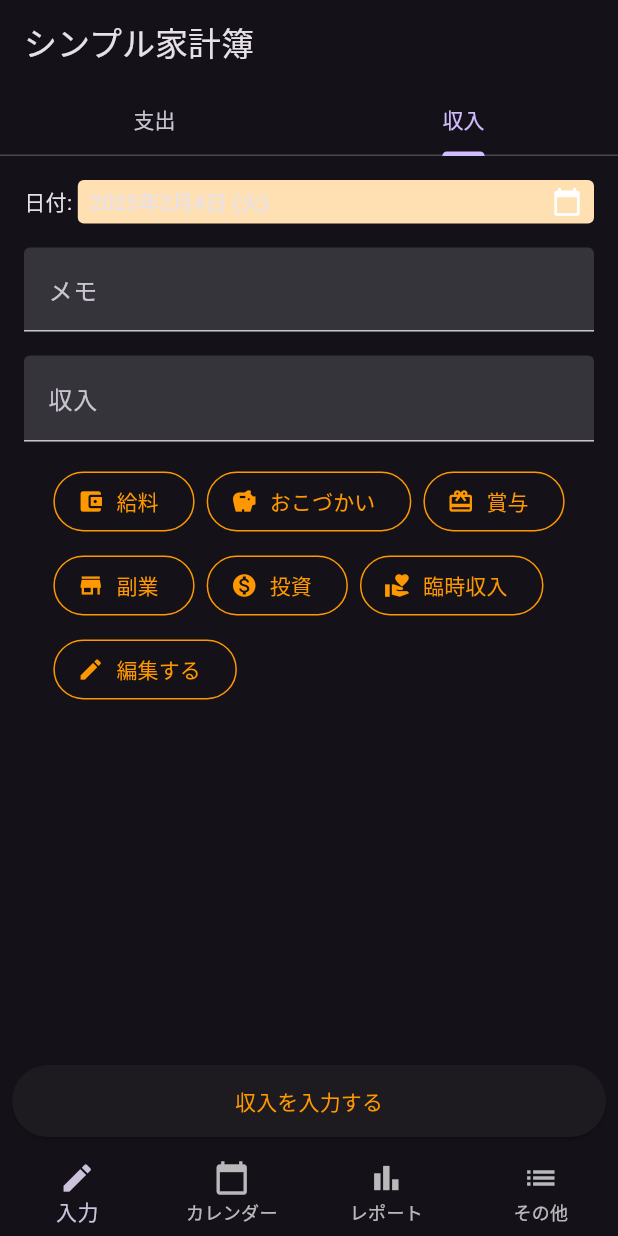
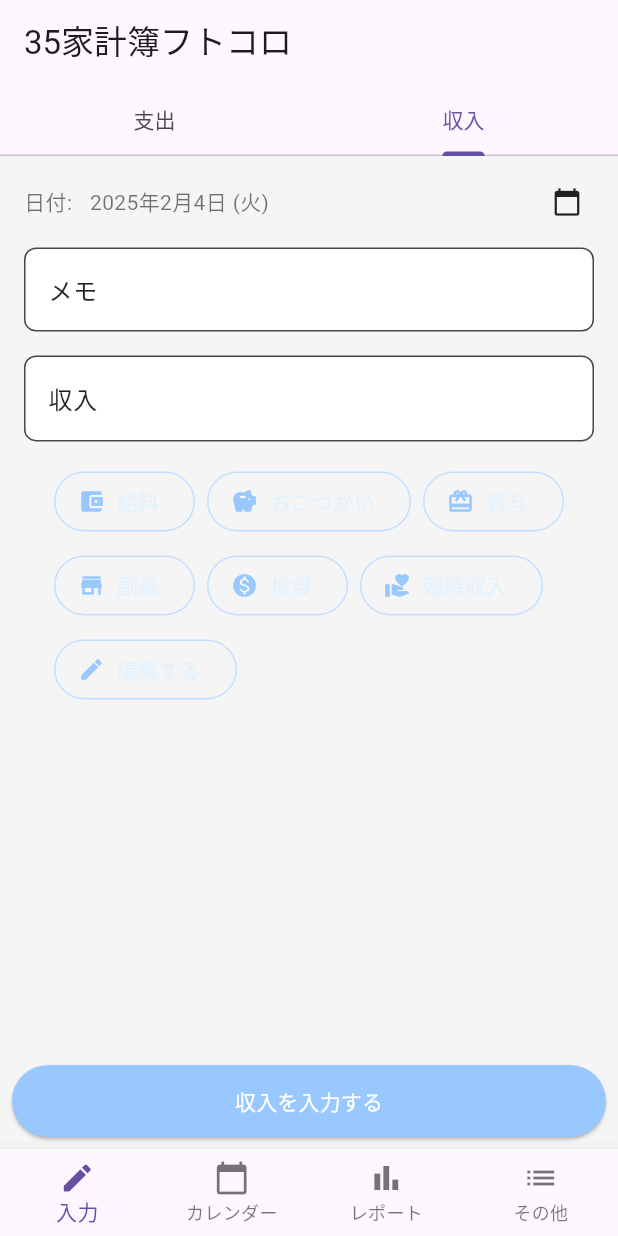
Before and after one commit to shinji1095/kakeibo, a Flutter app: the screen it shows after launch, tab 2 chosen, on a phone screen of 412 x 824 dp. Run offline on Flutter 3.47's test engine with Material 3 defaults, Android fonts, the phone set to English and light mode, and no system bars; our stand-ins replace fl_chart, table_calendar.

Commit message:
feat: coreフォルダを作成しtheme，colorを管理，category_buttonクラスを作成，アプリにAppThemeを適用

```diff
--- a/lib/app.dart
+++ b/lib/app.dart
@@ -3,6 +3,7 @@ import 'package:kakeibo/presentation/pages/input/input_page.dart';
 import 'package:kakeibo/presentation/pages/calendar/calendar_page.dart';
 import 'package:kakeibo/presentation/pages/report/report_page.dart';
 import 'package:kakeibo/presentation/pages/assets/assets_page.dart';
+import 'package:kakeibo/core/thema/app_thema.dart';
 
 class App extends StatelessWidget {
   const App({Key? key}) : super(key: key);
@@ -10,12 +11,11 @@ class App extends StatelessWidget {
   @override
   Widget build(BuildContext context) {
     return MaterialApp(
-      title: '家計簿アプリ', // アプリのタイトル
+      title: '35家計簿~フトコロ~', // アプリのタイトル
       debugShowCheckedModeBanner: false, // デバッグバナーを非表示
-      theme: ThemeData(
-        primarySwatch: Colors.orange, // アプリ全体のテーマカラー
-        brightness: Brightness.dark, // ダークモード
-      ),
+      theme: AppTheme.lightTheme, // ライトテーマを適用
+      darkTheme: AppTheme.darkTheme, // ダークテーマを適用
+      themeMode: ThemeMode.system, // システム設定に応じてテーマを切り替え
       initialRoute: '/', // アプリ起動時の初期画面
       routes: {
         '/': (context) => const InputPage(), // 初期画面：入力ページ
--- /dev/null
+++ b/lib/core/constants/app_colors.dart
@@ -0,0 +1,10 @@
+import 'package:flutter/material.dart';
+
+class AppColors {
+  static const Color primary = Color(0xFF99C8FF);
+  static const Color secondary = Color(0xFFC5E0FF);
+  static const Color background = Color(0xFFF5F5F5);
+  static const Color textPrimary = Colors.black87;
+  static const Color textSecondary = Colors.black54;
+  static const Color error = Colors.red;
+}
--- /dev/null
+++ b/lib/core/thema/app_thema.dart
@@ -0,0 +1,65 @@
+import 'package:flutter/material.dart';
+import 'package:kakeibo/core/constants/app_colors.dart';
+
+class AppTheme {
+  // アプリ全体で使用するカラーパレット
+  static const Color primaryColor = AppColors.primary;
+  static const Color backgroundColor = AppColors.background;
+  static const Color textPrimaryColor = AppColors.textPrimary;
+  static const Color textSecondaryColor = AppColors.textSecondary;
+
+  // テーマデータ（ライトモード）
+  static final ThemeData lightTheme = ThemeData(
+    primaryColor: primaryColor,
+    scaffoldBackgroundColor: backgroundColor,
+    textTheme: const TextTheme(
+      bodyLarge: TextStyle(fontSize: 16, color: textPrimaryColor),
+      bodyMedium: TextStyle(fontSize: 14, color: textSecondaryColor),
+    ),
+    elevatedButtonTheme: ElevatedButtonThemeData(
+      style: ElevatedButton.styleFrom(
+        backgroundColor: primaryColor, // ボタンの背景色
+        foregroundColor: Colors.white, // ボタン内の文字色
+      )
+    ),
+    outlinedButtonTheme: OutlinedButtonThemeData(
+      style: OutlinedButton.styleFrom(
+        foregroundColor: primaryColor,
+        side: const BorderSide(color: primaryColor),
+        textStyle: const TextStyle(fontSize: 14),
+      ),
+    ),
+    inputDecorationTheme: const InputDecorationTheme(
+      filled: true,
+      fillColor: Colors.white,
+      border: OutlineInputBorder(
+        borderRadius: BorderRadius.all(Radius.circular(8)),
+        borderSide: BorderSide(color: primaryColor),
+      ),
+      focusedBorder: OutlineInputBorder(
+        borderRadius: BorderRadius.all(Radius.circular(8)),
+        borderSide: BorderSide(color: primaryColor, width: 2),
+      ),
+      labelStyle: TextStyle(color: textPrimaryColor),
+      hintStyle: TextStyle(color: textSecondaryColor),
+    )
+  );
+
+  // ダークテーマ
+  static ThemeData darkTheme = ThemeData(
+    primarySwatch: Colors.orange,
+    brightness: Brightness.dark,
+    fontFamily: 'Roboto',
+    textTheme: const TextTheme(
+      displayLarge: TextStyle(fontSize: 24, fontWeight: FontWeight.bold, color: Colors.white),
+      bodyLarge: TextStyle(fontSize: 16, color: Colors.white70),
+    ),
+    appBarTheme: const AppBarTheme(
+      backgroundColor: Colors.black,
+      foregroundColor: Colors.white,
+    ),
+  );
+
+  // アイコン
+  static const Color iconColor = Color(0xFFC5E0FF);
+}
--- /dev/null
+++ b/lib/core/thema/thema_extension.dart
@@ -0,0 +1,13 @@
+import 'package:flutter/material.dart';
+
+extension ThemeTextStyles on BuildContext {
+  TextStyle get headline1 => Theme.of(this).textTheme.displayLarge!;
+  TextStyle get headline2 => Theme.of(this).textTheme.displayMedium!;
+  TextStyle get bodyText1 => Theme.of(this).textTheme.bodyLarge!;
+  TextStyle get bodyText2 => Theme.of(this).textTheme.bodyMedium!;
+}
+
+extension ThemeColors on BuildContext {
+  Color get primaryColor => Theme.of(this).primaryColor;
+  Color get backgroundColor => Theme.of(this).scaffoldBackgroundColor;
+}
--- /dev/null
+++ b/lib/core/utils/date_utils.dart
@@ -0,0 +1,9 @@
+class DateUtils {
+  static String formatDate(DateTime date) {
+    return '${date.year}年${date.month}月${date.day}日';
+  }
+
+  static DateTime startOfMonth(DateTime date) {
+    return DateTime(date.year, date.month, 1);
+  }
+}
--- /dev/null
+++ b/lib/presentation/pages/input/income_input_view.dart
@@ -0,0 +1,10 @@
+import 'package:flutter/material.dart';
+
+class IncomeInputView extends StatelessWidget {
+  const IncomeInputView({Key? key}) : super(key: key);
+
+  @override
+  Widget build(BuildContext context) {
+    return Center(child: Text('収入入力ページ'));
+  }
+}
--- a/lib/presentation/pages/input/input_page.dart
+++ b/lib/presentation/pages/input/input_page.dart
@@ -1,5 +1,6 @@
 import 'package:flutter/material.dart';
 import 'package:kakeibo/presentation/widgets/bottom_navigation.dart';
+import 'package:kakeibo/presentation/widgets/category_button.dart';
 
 class InputPage extends StatefulWidget {
   const InputPage({Key? key}) : super(key: key);
@@ -36,7 +37,7 @@ class _InputPageState extends State<InputPage> with SingleTickerProviderStateMix
   Widget build(BuildContext context) {
     return Scaffold(
       appBar: AppBar(
-        title: const Text('シンプル家計簿'),
+        title: const Text('35家計簿フトコロ'),
         bottom: TabBar(
           controller: _tabController,
           tabs: const [
@@ -63,9 +64,9 @@ class _InputPageState extends State<InputPage> with SingleTickerProviderStateMix
               width: double.infinity,
               height: 48,
               child: ElevatedButton(
-                style: ElevatedButton.styleFrom(
-                  foregroundColor: Colors.orange,
-                ),
+                // style: ElevatedButton.styleFrom(
+                //   foregroundColor: Theme.of(context).elevatedButtonTheme.,
+                // ),
                 onPressed: () {
                   // TODO: 入力処理
                 },
@@ -111,10 +112,10 @@ class ExpenseInputView extends StatelessWidget {
                   },
                   child: Container(
                     padding: const EdgeInsets.symmetric(horizontal: 8, vertical: 4),
-                    decoration: BoxDecoration(
-                      color: Colors.orange.shade100,
-                      borderRadius: BorderRadius.circular(4),
-                    ),
+                    // decoration: BoxDecoration(
+                    //   color: Colors.orange.shade100,
+                    //   borderRadius: BorderRadius.circular(4),
+                    // ),
                     child: Row(
                       mainAxisAlignment: MainAxisAlignment.spaceBetween,
                       children: const [
@@ -152,12 +153,11 @@ class ExpenseInputView extends StatelessWidget {
             spacing: 8,
             runSpacing: 8,
             children: [
-              _CategoryButton(label: '食費', icon: Icons.restaurant),
-              _CategoryButton(label: '日用品', icon: Icons.shopping_basket),
-              _CategoryButton(label: '交通費', icon: Icons.directions_bus),
-              _CategoryButton(label: '趣味', icon: Icons.music_note),
-              _CategoryButton(label: '編集する', icon: Icons.edit),
-              // ...など適宜
+              CategoryButton(label: '食費', icon: Icons.restaurant),
+              CategoryButton(label: '日用品', icon: Icons.shopping_basket),
+              CategoryButton(label: '交通費', icon: Icons.directions_bus),
+              CategoryButton(label: '趣味', icon: Icons.music_note),
+              CategoryButton(label: '編集する', icon: Icons.edit),
             ],
           ),
         ],
@@ -187,10 +187,10 @@ class IncomeInputView extends StatelessWidget {
                   },
                   child: Container(
                     padding: const EdgeInsets.symmetric(horizontal: 8, vertical: 4),
-                    decoration: BoxDecoration(
-                      color: Colors.orange.shade100,
-                      borderRadius: BorderRadius.circular(4),
-                    ),
+                    // decoration: BoxDecoration(
+                    //   color: Colors.orange.shade100,
+                    //   borderRadius: BorderRadius.circular(4),
+                    // ),
                     child: Row(
                       mainAxisAlignment: MainAxisAlignment.spaceBetween,
                       children: const [
@@ -228,14 +228,13 @@ class IncomeInputView extends StatelessWidget {
             spacing: 8,
             runSpacing: 8,
             children: [
-              _CategoryButton(label: '給料', icon: Icons.account_balance_wallet),
-              _CategoryButton(label: 'おこづかい', icon: Icons.savings),
-              _CategoryButton(label: '賞与', icon: Icons.card_giftcard),
-              _CategoryButton(label: '副業', icon: Icons.store),
-              _CategoryButton(label: '投資', icon: Icons.monetization_on),
-              _CategoryButton(label: '臨時収入', icon: Icons.volunteer_activism),
-              _CategoryButton(label: '編集する', icon: Icons.edit),
-              // ...など適宜
+              CategoryButton(label: '給料', icon: Icons.account_balance_wallet),
+              CategoryButton(label: 'おこづかい', icon: Icons.savings),
+              CategoryButton(label: '賞与', icon: Icons.card_giftcard),
+              CategoryButton(label: '副業', icon: Icons.store),
+              CategoryButton(label: '投資', icon: Icons.monetization_on),
+              CategoryButton(label: '臨時収入', icon: Icons.volunteer_activism),
+              CategoryButton(label: '編集する', icon: Icons.edit),
             ],
           ),
         ],
@@ -243,30 +242,3 @@ class IncomeInputView extends StatelessWidget {
     );
   }
 }
-
-// カテゴリボタンの例
-class _CategoryButton extends StatelessWidget {
-  final String label;
-  final IconData icon;
-
-  const _CategoryButton({
-    Key? key,
-    required this.label,
-    required this.icon,
-  }) : super(key: key);
-
-  @override
-  Widget build(BuildContext context) {
-    return OutlinedButton.icon(
-      onPressed: () {
-        // TODO: カテゴリ選択処理
-      },
-      icon: Icon(icon, color: Colors.orange),
-      label: Text(label),
-      style: OutlinedButton.styleFrom(
-        foregroundColor: Colors.orange,
-        side: const BorderSide(color: Colors.orange),
-      ),
-    );
-  }
-}
--- /dev/null
+++ b/lib/presentation/widgets/category_button.dart
@@ -0,0 +1,29 @@
+import 'package:flutter/material.dart';
+import 'package:kakeibo/core/constants/app_colors.dart';
+
+// カテゴリボタンの例
+class CategoryButton extends StatelessWidget {
+  final String label;
+  final IconData icon;
+
+  const CategoryButton({
+    Key? key,
+    required this.label,
+    required this.icon,
+  }) : super(key: key);
+
+  @override
+  Widget build(BuildContext context) {
+    return OutlinedButton.icon(
+      onPressed: () {
+        // TODO: カテゴリ選択処理
+      },
+      icon: Icon(icon, color: Theme.of(context).primaryColor),
+      label: Text(label),
+      style: OutlinedButton.styleFrom(
+        foregroundColor: Theme.of(context).secondaryHeaderColor,
+        side: const BorderSide(color:AppColors.secondary),
+      ),
+    );
+  }
+}
```
Also changed, not shown: 1 other file.
